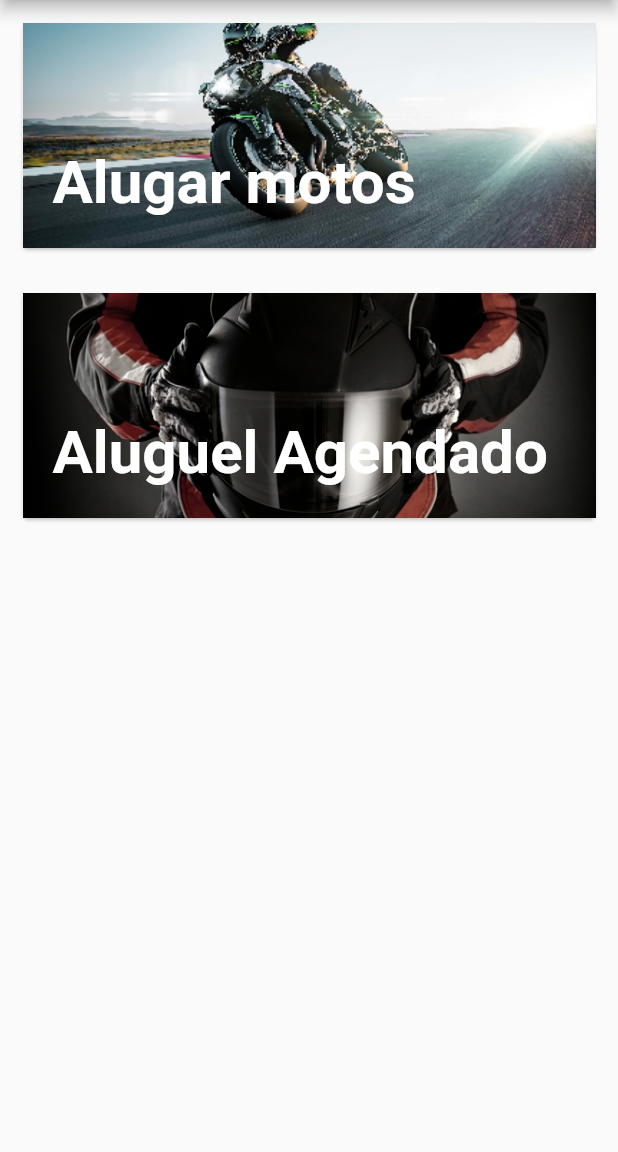
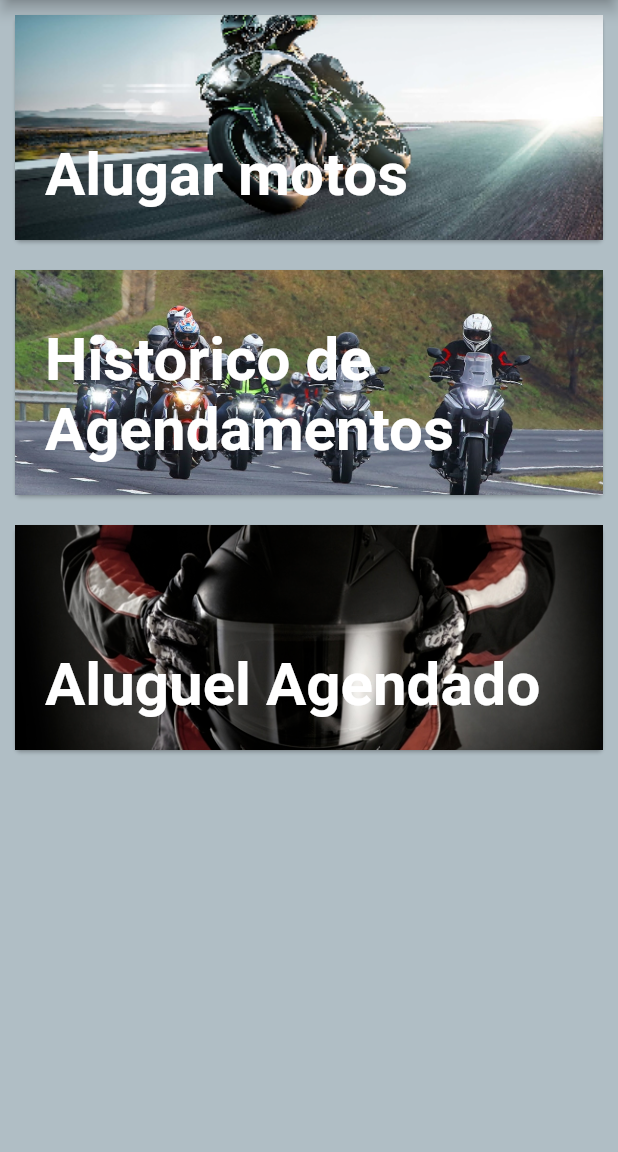
Before and after one commit to gabrielbarreto030/MotoView2, a Flutter app: the screen it shows after launch, on a phone screen of 412 x 824 dp, the part 84-1236 px from its top. Run offline on Flutter 3.47's test engine with Material 2 defaults, Android fonts, the phone set to English and light mode, and no system bars; our stand-ins replace date_format, flutter_credit_card, pdf, printing, sqflite; missing offline and left inert: http_interceptor; accounts and stored records are empty; statements that could not run were skipped.

Commit message:
Implementando Sistema de Banco de Dados e Tela de Historico

```diff
--- a/lib/main.dart
+++ b/lib/main.dart
@@ -2,6 +2,7 @@ import 'package:flutter/material.dart';
 import 'package:motovibe/model/DadosSalvos.dart';
 import 'package:motovibe/model/cliente.dart';
 import 'package:motovibe/screen/Inicio.dart';
+import 'package:motovibe/screen/historico.dart';
 
 import 'http/webclient.dart';
 
--- a/lib/model/DadosSalvos.dart
+++ b/lib/model/DadosSalvos.dart
@@ -2,7 +2,7 @@
 
  class DadosSalvos{
   String modelo;
-  int valor;
+  double valor;
   String data;
   String hora;
 
--- a/lib/screen/Agendamento.dart
+++ b/lib/screen/Agendamento.dart
@@ -1,6 +1,7 @@
 import 'package:flutter/cupertino.dart';
 import 'package:flutter/material.dart';
 import 'package:date_format/date_format.dart';
+import 'package:motovibe/screen/Confimacao.dart';
 
 import 'Pagamento.dart';
 
@@ -241,7 +242,7 @@ class StateAgendamento extends State<Agendamento> {
               Expanded(
                 child: RaisedButton(
                   onPressed: () {//modelMoto,totalAll ,datafeita,_selecthorario,localselecionado
-                    Navigator.of(context).push(MaterialPageRoute(builder: (context) => Pagamento(modelMoto,totalAll ,datafeita,selectedHorario.hora,localSelecionado)));
+                    Navigator.of(context).push(MaterialPageRoute(builder: (context) => Confirma(modelMoto,totalAll ,datafeita,selectedHorario.hora,localSelecionado)));
                   },
                   child: Text("Continuar"),
                 ),
--- a/lib/screen/CreditCart.dart
+++ b/lib/screen/CreditCart.dart
@@ -1,5 +1,6 @@
 import 'package:flutter/material.dart';
 import 'package:flutter_credit_card/flutter_credit_card.dart';
+import 'package:motovibe/screen/Confimacao.dart';
 //import 'package:flutter_masked_text/flutter_masked_text.dart';
 
 class CreditCardPage extends StatefulWidget {
@@ -113,6 +114,10 @@ class StateCredidCard extends State<CreditCardPage> {
                 ],
               ),
             ),
+            RaisedButton(onPressed: (){
+
+              //Navigator.of(context).push(MaterialPageRoute(builder: (context)=> Confirma() ));
+            },child:Text("Confirmar"))
           ],
         ),
       ),
--- a/lib/screen/Inicio.dart
+++ b/lib/screen/Inicio.dart
@@ -11,13 +11,15 @@ class Inicio extends StatelessWidget {
   Widget build(BuildContext context) {
     // TODO: implement build
     return Scaffold(
+      backgroundColor: Colors.blueGrey.shade200,
       appBar: AppBar(
         title: Text("MotoView"),
       ),
       body: ListView(
+
         children: <Widget>[
           Card(
-            margin: EdgeInsets.all(15),
+            margin: EdgeInsets.all(10),
             child: GestureDetector(
               onTap: (){
                 Navigator.of(context).push(MaterialPageRoute(builder: (context)=> AluguelMotos()));
@@ -44,8 +46,35 @@ class Inicio extends StatelessWidget {
             //child:
           ),
           Card(
+            margin: EdgeInsets.all(10),
+            child: GestureDetector(
+              onTap: (){
+                //Navigator.of(context).push(MaterialPageRoute(builder: (context)=> AluguelMotos()));
+              },
+              child: Container(
+                alignment: Alignment(-1.0,1.0),
+                width: 200,
+                height: 150,
+                padding: EdgeInsets.all(20),
+                decoration: BoxDecoration(
+                    image: DecorationImage(
+                  image: AssetImage("image/historicomoto.jpg"),
+                  fit: BoxFit.cover,
+                  alignment: Alignment.center,
+                )),
+                child: Text("Historico de Agendamentos",textAlign: TextAlign.start,style: TextStyle(
+                  fontSize: 40,
+                  fontWeight: FontWeight.bold,
+                  color: Colors.white,
+                ),),
+              ),
+            ),
 
-            margin: EdgeInsets.all(15),
+            //child:
+          ),
+          Card(
+
+            margin: EdgeInsets.all(10),
             child: GestureDetector(
               onTap:(){
                 Navigator.of(context).push(MaterialPageRoute(builder: (context)=> MeusAgendamentos()));
--- a/pubspec.yaml
+++ b/pubspec.yaml
@@ -17,6 +17,8 @@ environment:
   sdk: ">=2.1.0 <3.0.0"
 
 dependencies:
+  sqflite:
+  path:
   http:
   http_interceptor:
   pdf: ^1.5.0
@@ -50,6 +52,7 @@ flutter:
 
   # To add assets to your application, add an assets section, like this:
   assets:
+    - image/historicomoto.jpg
     - image/logoLogin.png
     - image/motos.png
     - image/motos_agendamentos.png
```
Also changed, not shown: lib/bancodedados/dao.dart (added, +51 -0 lines), lib/bancodedados/database.dart (added, +14 -0 lines), lib/screen/Confimacao.dart (added, +86 -0 lines), lib/screen/historico.dart (added, +84 -0 lines), image/historicomoto.jpg (added), pubspec.lock.
